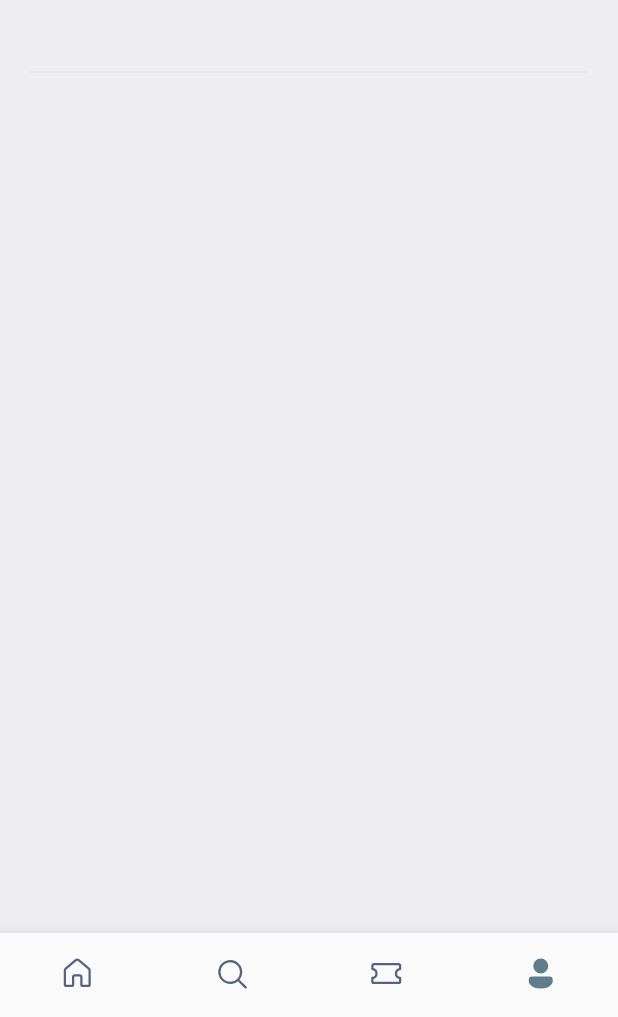
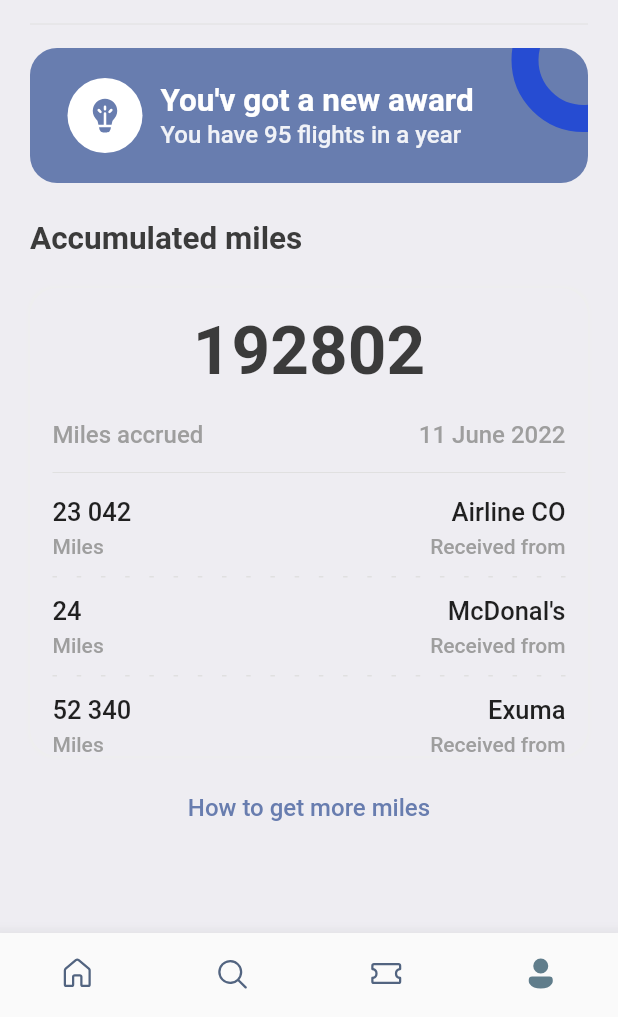
Before and after one commit to ParkHyeongjoo/FlutterBookTickets_clone, a Flutter app: the screen it shows after launch, item 4 of the bottom bar chosen, on a phone screen of 412 x 824 dp, the part 219-1236 px from its top. Run offline on Flutter 3.47's test engine with Material 2 defaults, Android fonts, the phone set to English and light mode, and no system bars; our stand-ins replace barcode_widget, fluentui_icons, gap, get.

Commit message:
layout clone coding done

```diff
--- a/lib/screens/profile_screen.dart
+++ b/lib/screens/profile_screen.dart
@@ -1,5 +1,7 @@
 import 'package:bookticketsclone/utils/app_layout.dart';
 import 'package:bookticketsclone/utils/app_styles.dart';
+import 'package:bookticketsclone/widgets/column_layout.dart';
+import 'package:bookticketsclone/widgets/layout_builder_widget.dart';
 import 'package:fluentui_icons/fluentui_icons.dart';
 import 'package:flutter/material.dart';
 import 'package:gap/gap.dart';
@@ -79,8 +81,124 @@ class ProfileScreen extends StatelessWidget {
               ),
             ],
           ),
-          Gap(AppLayout.getHeight(40)),
+          Gap(AppLayout.getHeight(8)),
           Divider(color: Colors.grey.shade300,),
+          Gap(AppLayout.getHeight(8)),
+          Stack(
+            children: [
+              Container(
+                height: AppLayout.getHeight(90),
+                width: double.infinity,
+                decoration: BoxDecoration(
+                  color: Styles.primaryColor,
+                  borderRadius: BorderRadius.circular(AppLayout.getHeight(18)),
+                ),
+              ),
+              Positioned(
+                right: -45,
+                top: -40,
+                child: Container(
+                  padding: EdgeInsets.all(AppLayout.getHeight(30)),
+                  decoration: BoxDecoration(
+                    color: Colors.transparent,
+                    shape: BoxShape.circle,
+                    border: Border.all(width: 18, color: Color(0xff264cd2)),
+                  ),
+                ),
+              ),
+              Container(
+                padding: EdgeInsets.symmetric(horizontal: AppLayout.getHeight(25), vertical: AppLayout.getHeight(20)),
+                child: Row(
+                  mainAxisAlignment: MainAxisAlignment.start,
+                  crossAxisAlignment: CrossAxisAlignment.center,
+                  children: [
+                    CircleAvatar(
+                      child: Icon(FluentSystemIcons.ic_fluent_lightbulb_filament_filled, color: Styles.primaryColor, size: 27,),
+                      maxRadius: 25,
+                      backgroundColor: Colors.white,
+                    ),
+                    Gap(AppLayout.getHeight(12)),
+                    Column(
+                      mainAxisAlignment: MainAxisAlignment.start,
+                      crossAxisAlignment: CrossAxisAlignment.start,
+                      children: [
+                        Text('You\'v got a new award', style: Styles.headLineStyle2.copyWith(fontWeight: FontWeight.bold, color: Colors.white),),
+                        Text('You have 95 flights in a year', style: Styles.headLineStyle2.copyWith(fontWeight: FontWeight.w500, color: Colors.white.withOpacity(0.9),fontSize: 16,))
+                      ],
+                    ),
+                  ],
+                ),
+              ),
+            ],
+          ),
+          Gap(AppLayout.getHeight(25)),
+          Text('Accumulated miles', style: Styles.headLineStyle2,),
+          Gap(AppLayout.getHeight(20)),
+          Container(
+            padding: EdgeInsets.symmetric(horizontal: AppLayout.getWidth(15)),
+            decoration: BoxDecoration(
+              borderRadius: BorderRadius.circular(AppLayout.getWidth(18)),
+              color: Styles.bgColor,
+              boxShadow: [
+                BoxShadow(
+                  color: Colors.grey.shade200,
+                  blurRadius: 1,
+                  spreadRadius: 1,
+                ),
+              ],
+            ),
+            child: Column(
+              children: [
+                Gap(AppLayout.getHeight(15)),
+                Text('192802', style: TextStyle(fontSize: 45, color: Styles.textColor, fontWeight: FontWeight.w600),),
+                Gap(AppLayout.getHeight(20)),
+                Row(
+                  mainAxisAlignment: MainAxisAlignment.spaceBetween,
+                  children: [
+                    Text('Miles accrued', style: Styles.headLineStyle4.copyWith(fontSize: 16),),
+                    Text('11 June 2022', style: Styles.headLineStyle4.copyWith(fontSize: 16),),
+                  ],
+                ),
+                Gap(AppLayout.getHeight(8)),
+                Divider(color: Colors.grey.shade300,),
+                Gap(AppLayout.getHeight(8)),
+                Row(
+                  mainAxisAlignment: MainAxisAlignment.spaceBetween,
+                  children: [
+                    AppColumnLayout(firstText: '23 042', secondText: 'Miles', alignment: CrossAxisAlignment.start, isColor: false,),
+                    AppColumnLayout(firstText: 'Airline CO', secondText: 'Received from', alignment: CrossAxisAlignment.end, isColor: false,)
+                  ],
+                ),
+                Gap(AppLayout.getHeight(12)),
+                AppLayoutBuilderWidget(sections: 12, isColor: false),
+                Gap(AppLayout.getHeight(12)),
+                Row(
+                  mainAxisAlignment: MainAxisAlignment.spaceBetween,
+                  children: [
+                    AppColumnLayout(firstText: '24', secondText: 'Miles', alignment: CrossAxisAlignment.start, isColor: false,),
+                    AppColumnLayout(firstText: 'McDonal\'s', secondText: 'Received from', alignment: CrossAxisAlignment.end, isColor: false,)
+                  ],
+                ),
+                Gap(AppLayout.getHeight(12)),
+                AppLayoutBuilderWidget(sections: 12, isColor: false),
+                Gap(AppLayout.getHeight(12)),
+                Row(
+                  mainAxisAlignment: MainAxisAlignment.spaceBetween,
+                  children: [
+                    AppColumnLayout(firstText: '52 340', secondText: 'Miles', alignment: CrossAxisAlignment.start, isColor: false,),
+                    AppColumnLayout(firstText: 'Exuma', secondText: 'Received from', alignment: CrossAxisAlignment.end, isColor: false,)
+                  ],
+                ),
+              ],
+            ),
+          ),
+          Gap(AppLayout.getHeight(25)),
+          InkWell(
+              onTap: () => print('You are tapped..'),
+              child: Center(
+                  child: Text('How to get more miles', style: Styles.textStyle.copyWith(color: Styles.primaryColor, fontWeight: FontWeight.w500),)
+              ),
+          ),
         ],
       ),
     );
```
